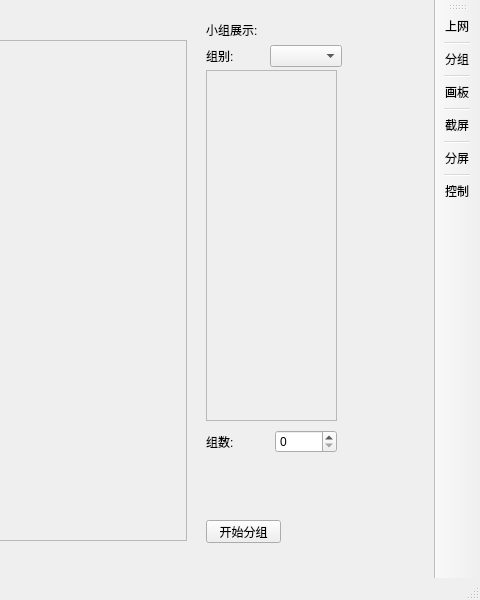
Before: the Qt Designer form Grouping/group.ui in weih1121/InteractiveClass, drawn with Qt 5; both pictures show x 304 to 784 and y 0 to 600 of the 784 by 600 pixel window.
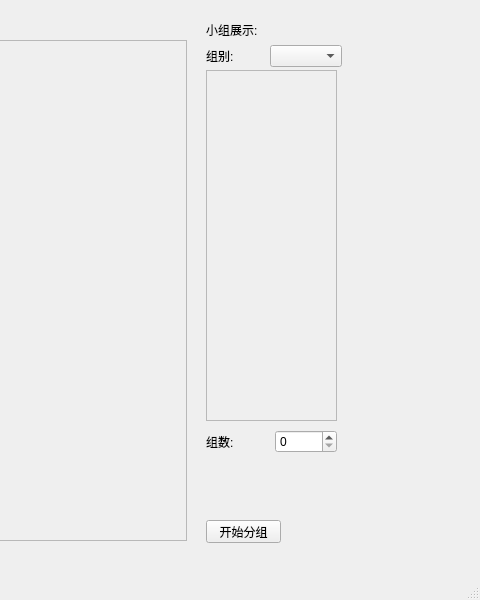
After: the same form once the commit is applied.

What changed in the file:
```diff
--- a/Grouping/group.ui
+++ b/Grouping/group.ui
@@ -95,7 +95,7 @@
      </item>
     </layout>
    </widget>
-   <widget class="QWidget" name="">
+   <widget class="QWidget" name="layoutWidget">
     <property name="geometry">
      <rect>
       <x>20</x>
@@ -146,7 +146,7 @@
      </item>
     </layout>
    </widget>
-   <widget class="QWidget" name="">
+   <widget class="QWidget" name="layoutWidget">
     <property name="geometry">
      <rect>
       <x>510</x>
@@ -191,28 +191,6 @@
    </property>
   </widget>
   <widget class="QStatusBar" name="statusbar"/>
-  <widget class="QToolBar" name="toolBar">
-   <property name="windowTitle">
-    <string>toolBar</string>
-   </property>
-   <attribute name="toolBarArea">
-    <enum>RightToolBarArea</enum>
-   </attribute>
-   <attribute name="toolBarBreak">
-    <bool>false</bool>
-   </attribute>
-   <addaction name="action_surf"/>
-   <addaction name="separator"/>
-   <addaction name="action_grouping"/>
-   <addaction name="separator"/>
-   <addaction name="action_draw"/>
-   <addaction name="separator"/>
-   <addaction name="action_shortCut"/>
-   <addaction name="separator"/>
-   <addaction name="action_shareScreen"/>
-   <addaction name="separator"/>
-   <addaction name="action_contral"/>
-  </widget>
   <action name="action_surf">
    <property name="text">
     <string>上网</string>
```
Left out of the diff: 2 changed lines with no effect on the pictures.
